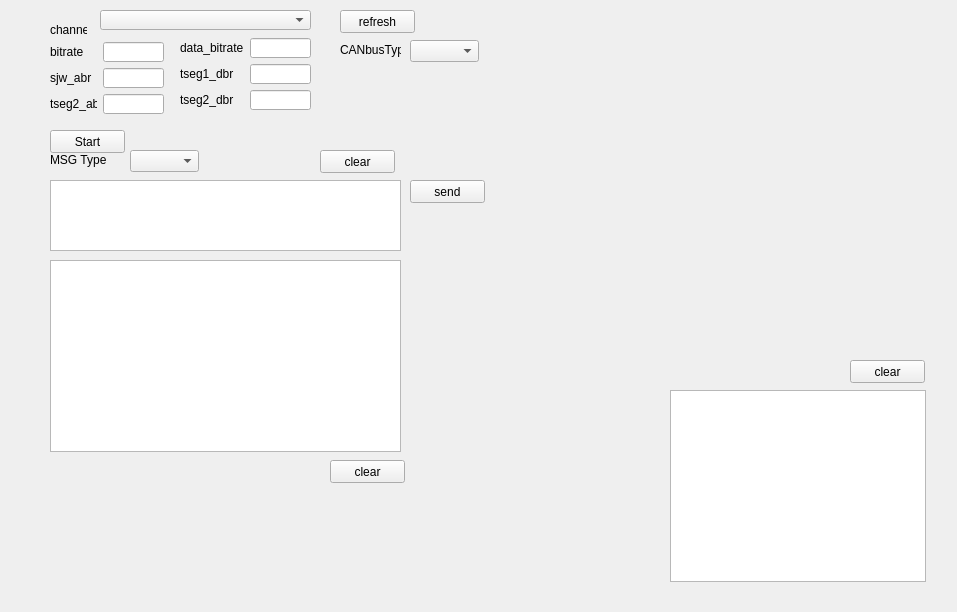
Before: the Qt Designer form py_canoe/py_can_tool.ui in YEZZESDXHN/py_scripts, drawn with Qt 5.
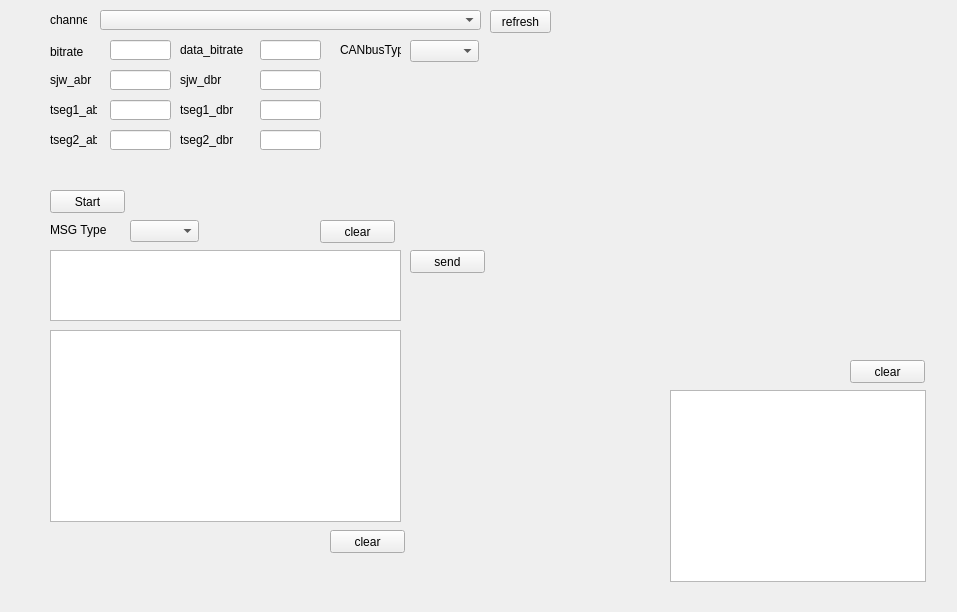
After: the same form once the commit is applied.

Commit message: 完成初始ui,待启动总线，需要使用多线程

The edit to the form file:
```diff
--- a/py_canoe/py_can_tool.ui
+++ b/py_canoe/py_can_tool.ui
@@ -39,7 +39,7 @@
    <property name="geometry">
     <rect>
      <x>50</x>
-     <y>130</y>
+     <y>190</y>
      <width>75</width>
      <height>23</height>
     </rect>
@@ -52,7 +52,7 @@
    <property name="geometry">
     <rect>
      <x>50</x>
-     <y>260</y>
+     <y>330</y>
      <width>351</width>
      <height>192</height>
     </rect>
@@ -62,7 +62,7 @@
    <property name="geometry">
     <rect>
      <x>330</x>
-     <y>460</y>
+     <y>530</y>
      <width>75</width>
      <height>23</height>
     </rect>
@@ -89,10 +89,15 @@
     <rect>
      <x>100</x>
      <y>10</y>
-     <width>211</width>
+     <width>381</width>
      <height>20</height>
     </rect>
    </property>
+   <property name="font">
+    <font>
+     <family>微软雅黑</family>
+    </font>
+   </property>
    <property name="cursor">
     <cursorShape>ArrowCursor</cursorShape>
    </property>
@@ -110,7 +115,7 @@
    <property name="geometry">
     <rect>
      <x>50</x>
-     <y>20</y>
+     <y>10</y>
      <width>37</width>
      <height>20</height>
     </rect>
@@ -123,7 +128,7 @@
    <property name="geometry">
     <rect>
      <x>50</x>
-     <y>68</y>
+     <y>70</y>
      <width>47</width>
      <height>20</height>
     </rect>
@@ -135,8 +140,8 @@
   <widget class="QLineEdit" name="lineEdit">
    <property name="geometry">
     <rect>
-     <x>103</x>
-     <y>42</y>
+     <x>110</x>
+     <y>40</y>
      <width>61</width>
      <height>20</height>
     </rect>
@@ -158,8 +163,8 @@
   <widget class="QLineEdit" name="lineEdit_4">
    <property name="geometry">
     <rect>
-     <x>103</x>
-     <y>94</y>
+     <x>110</x>
+     <y>130</y>
      <width>61</width>
      <height>20</height>
     </rect>
@@ -169,7 +174,7 @@
    <property name="geometry">
     <rect>
      <x>50</x>
-     <y>94</y>
+     <y>130</y>
      <width>47</width>
      <height>20</height>
     </rect>
@@ -181,8 +186,8 @@
   <widget class="QLineEdit" name="lineEdit_3">
    <property name="geometry">
     <rect>
-     <x>103</x>
-     <y>68</y>
+     <x>110</x>
+     <y>70</y>
      <width>61</width>
      <height>20</height>
     </rect>
@@ -191,8 +196,8 @@
   <widget class="QLineEdit" name="lineEdit_5">
    <property name="geometry">
     <rect>
-     <x>250</x>
-     <y>64</y>
+     <x>260</x>
+     <y>100</y>
      <width>61</width>
      <height>20</height>
     </rect>
@@ -202,7 +207,7 @@
    <property name="geometry">
     <rect>
      <x>180</x>
-     <y>64</y>
+     <y>100</y>
      <width>61</width>
      <height>20</height>
     </rect>
@@ -214,8 +219,8 @@
   <widget class="QLineEdit" name="lineEdit_6">
    <property name="geometry">
     <rect>
-     <x>250</x>
-     <y>38</y>
+     <x>260</x>
+     <y>40</y>
      <width>61</width>
      <height>20</height>
     </rect>
@@ -225,7 +230,7 @@
    <property name="geometry">
     <rect>
      <x>180</x>
-     <y>38</y>
+     <y>40</y>
      <width>71</width>
      <height>20</height>
     </rect>
@@ -237,8 +242,8 @@
   <widget class="QLineEdit" name="lineEdit_7">
    <property name="geometry">
     <rect>
-     <x>250</x>
-     <y>90</y>
+     <x>260</x>
+     <y>130</y>
      <width>61</width>
      <height>20</height>
     </rect>
@@ -248,7 +253,7 @@
    <property name="geometry">
     <rect>
      <x>180</x>
-     <y>90</y>
+     <y>130</y>
      <width>61</width>
      <height>20</height>
     </rect>
@@ -261,7 +266,7 @@
    <property name="geometry">
     <rect>
      <x>50</x>
-     <y>180</y>
+     <y>250</y>
      <width>351</width>
      <height>71</height>
     </rect>
@@ -271,7 +276,7 @@
    <property name="geometry">
     <rect>
      <x>410</x>
-     <y>180</y>
+     <y>250</y>
      <width>75</width>
      <height>23</height>
     </rect>
@@ -307,7 +312,7 @@
    <property name="geometry">
     <rect>
      <x>130</x>
-     <y>150</y>
+     <y>220</y>
      <width>69</width>
      <height>22</height>
     </rect>
@@ -317,7 +322,7 @@
    <property name="geometry">
     <rect>
      <x>50</x>
-     <y>150</y>
+     <y>220</y>
      <width>61</width>
      <height>20</height>
     </rect>
@@ -330,7 +335,7 @@
    <property name="geometry">
     <rect>
      <x>320</x>
-     <y>150</y>
+     <y>220</y>
      <width>75</width>
      <height>23</height>
     </rect>
@@ -342,9 +347,9 @@
   <widget class="QPushButton" name="pushButton_6">
    <property name="geometry">
     <rect>
-     <x>340</x>
+     <x>490</x>
      <y>10</y>
-     <width>75</width>
+     <width>61</width>
      <height>23</height>
     </rect>
    </property>
@@ -352,6 +357,52 @@
     <string>refresh</string>
    </property>
   </widget>
+  <widget class="QLabel" name="label_11">
+   <property name="geometry">
+    <rect>
+     <x>50</x>
+     <y>100</y>
+     <width>47</width>
+     <height>20</height>
+    </rect>
+   </property>
+   <property name="text">
+    <string>tseg1_abr</string>
+   </property>
+  </widget>
+  <widget class="QLineEdit" name="lineEdit_8">
+   <property name="geometry">
+    <rect>
+     <x>110</x>
+     <y>100</y>
+     <width>61</width>
+     <height>20</height>
+    </rect>
+   </property>
+  </widget>
+  <widget class="QLineEdit" name="lineEdit_9">
+   <property name="geometry">
+    <rect>
+     <x>260</x>
+     <y>70</y>
+     <width>61</width>
+     <height>20</height>
+    </rect>
+   </property>
+  </widget>
+  <widget class="QLabel" name="label_12">
+   <property name="geometry">
+    <rect>
+     <x>180</x>
+     <y>70</y>
+     <width>61</width>
+     <height>20</height>
+    </rect>
+   </property>
+   <property name="text">
+    <string>sjw_dbr</string>
+   </property>
+  </widget>
  </widget>
  <resources/>
  <connections>
```
The commit also changes 2 other files.
